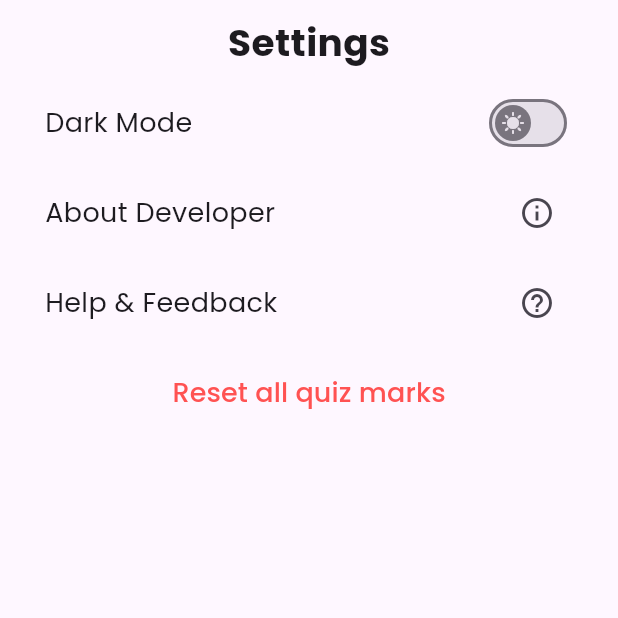
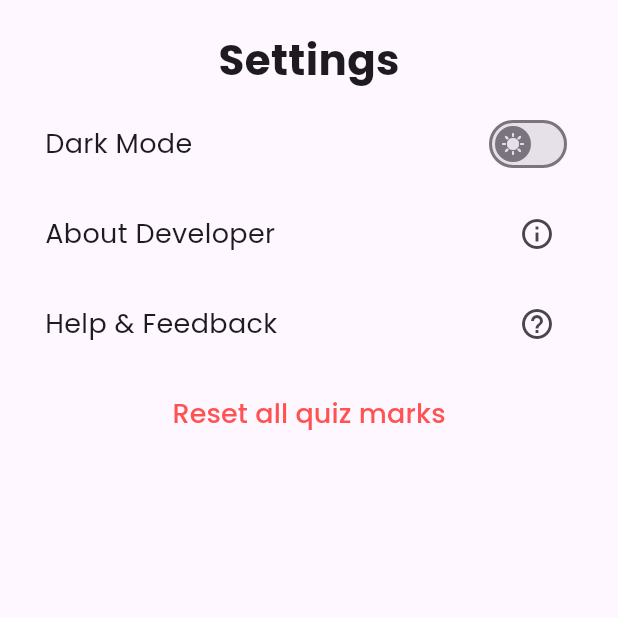
Before and after one commit to heetsolanki/Simple-Quiz-Application-Flutter, a Flutter app: the Settings screen opened by its route, on a phone screen of 412 x 824 dp, the top half of it. Run offline on Flutter 3.47's test engine with Material 3 defaults, Android fonts, the phone set to English and light mode, and no system bars; our stand-ins replace font_awesome_flutter, simple_icons; missing offline and left inert: smooth_list_view.

Commit message:
Updated UI

```diff
--- a/simple_quiz_application/lib/screens/settings_screen.dart
+++ b/simple_quiz_application/lib/screens/settings_screen.dart
@@ -46,10 +46,10 @@ class SettingsState extends State<Settings> {
     return Scaffold(
       body: Column(
         children: [
-          const SizedBox(height: 10),
+          const SizedBox(height: 20),
           const Text(
             'Settings',
-            style: TextStyle(fontSize: 25, fontWeight: FontWeight.w600),
+            style: TextStyle(fontSize: 28, fontWeight: FontWeight.w600),
           ),
           const SizedBox(height: 12),
           Padding(
```
Also changed, not shown: simple_quiz_application/lib/screens/marks.dart (+9 -5 lines).
